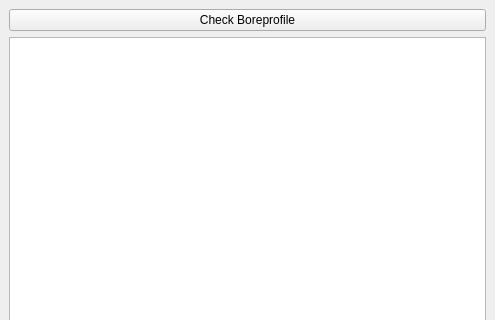
First picture: the form in terraindex_dockwidget_base.ui, repository KRS-dev/TerraIndex-Plugin, before the edit; both pictures show x 0 to 495 and y 0 to 320 of the 495 by 492 pixel window.
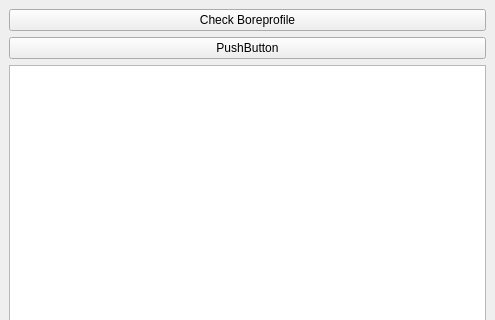
Second picture: the form after the edit.

Commit message: Restructuring the scripts for readability. Login is fixed with a popup window, not at the final stage of login but for now it works. Login and Password will still be locally stored within the terraindex class. Simple annotations are working. Working on the map tool for selecting boreholes.

What changed in the file:
```diff
--- a/terraindex_dockwidget_base.ui
+++ b/terraindex_dockwidget_base.ui
@@ -22,9 +22,16 @@
       </property>
      </widget>
     </item>
-    <item row="1" column="0">
+    <item row="2" column="0">
      <widget class="QGraphicsView" name="graphicsView"/>
     </item>
+    <item row="1" column="0">
+     <widget class="QPushButton" name="PB_downloadpdf">
+      <property name="text">
+       <string>PushButton</string>
+      </property>
+     </widget>
+    </item>
    </layout>
   </widget>
  </widget>
```
The commit also changes 24 other files.
